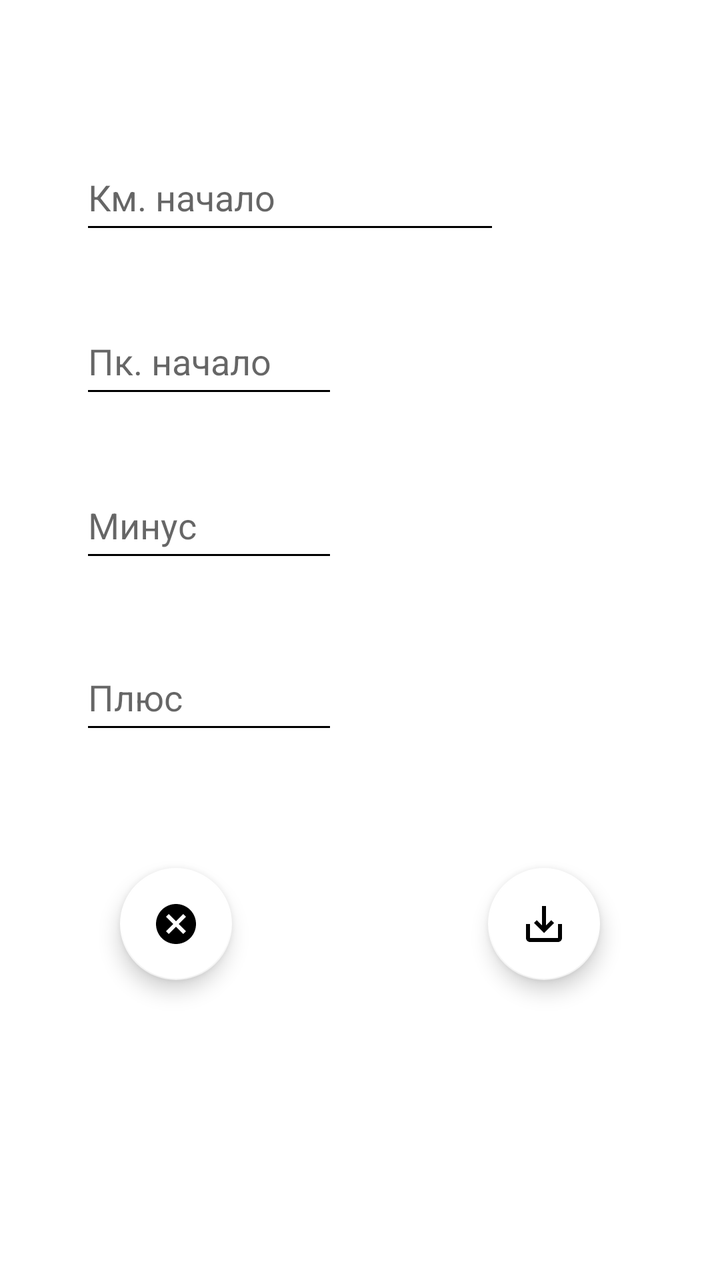
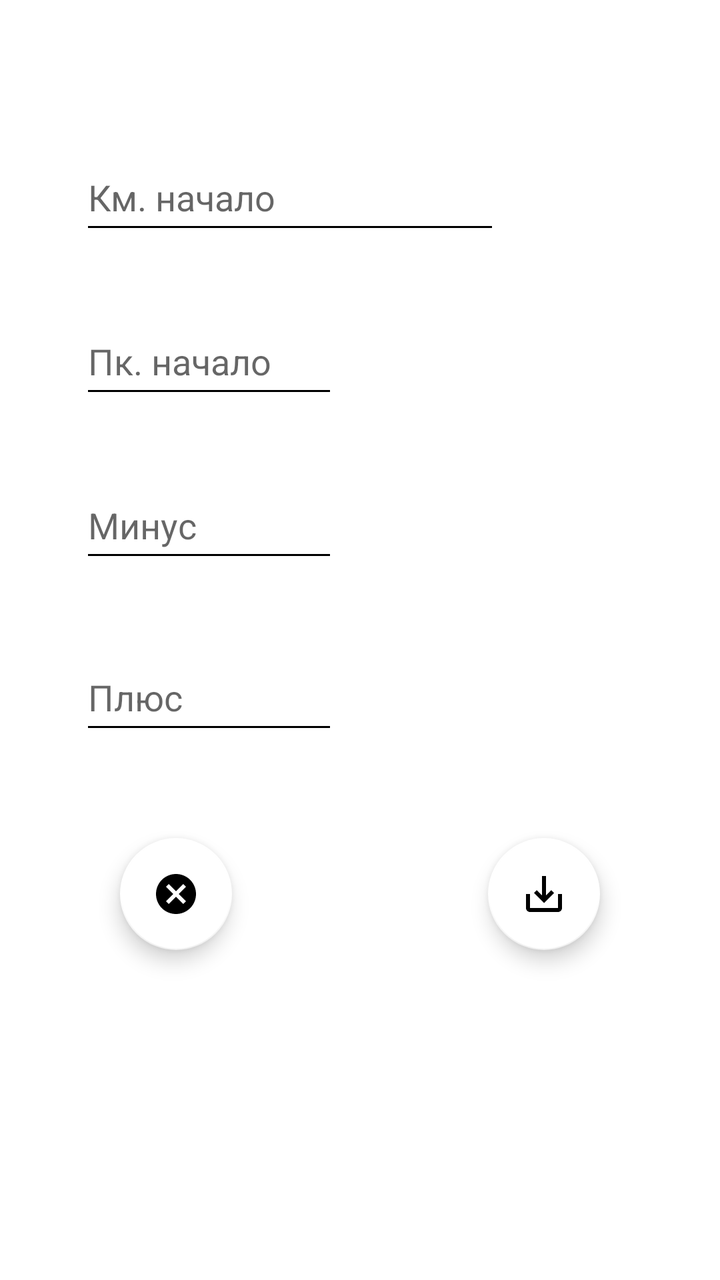

Before-and-after screenshots of an Android layout around one commit, followed by the original layout XML and the change that was made.
<!-- AndroidManifest.xml: application theme Base.Theme.My_Gps_Assistant -->
<!-- res/layout/fragment_add_redacktor_nechet.xml -->
<?xml version="1.0" encoding="utf-8"?>
<androidx.constraintlayout.widget.ConstraintLayout xmlns:android="http://schemas.android.com/apk/res/android"
    xmlns:app="http://schemas.android.com/apk/res-auto"
    xmlns:tools="http://schemas.android.com/tools"
    android:layout_width="match_parent"
    android:layout_height="match_parent"
    android:background="#FFFFFF"
    tools:context=".fragments.nechet.redacktor.add.AddRedacktorFragmentNechet">

    <EditText
        android:id="@+id/ed_minus_redacktor_nechet"
        android:layout_width="129dp"
        android:layout_height="50dp"
        android:layout_marginTop="32dp"
        android:ems="10"
        android:hint="@string/fragment_add_minus_redacktor_nechet"
        android:inputType="number"
        android:textColor="#000000"
        app:layout_constraintEnd_toEndOf="@+id/ed_pk_start_redacktor_nechet"
        app:layout_constraintHorizontal_bias="0.0"
        app:layout_constraintStart_toStartOf="@+id/ed_pk_start_redacktor_nechet"
        app:layout_constraintTop_toBottomOf="@+id/ed_pk_start_redacktor_nechet"
        tools:ignore="Autofill,HardcodedText,TextContrastCheck" />

    <EditText
        android:id="@+id/ed_pk_start_redacktor_nechet"
        android:layout_width="129dp"
        android:layout_height="50dp"
        android:layout_marginTop="32dp"
        android:ems="10"
        android:hint="@string/fragment_add_pk_start_redacktor_nechet"
        android:inputType="number"
        android:maxLength="2"
        android:textColor="#000000"
        app:layout_constraintEnd_toEndOf="@+id/ed_start_redacktor_nechet"
        app:layout_constraintHorizontal_bias="0.0"
        app:layout_constraintStart_toStartOf="@+id/ed_start_redacktor_nechet"
        app:layout_constraintTop_toBottomOf="@+id/ed_start_redacktor_nechet"
        tools:ignore="Autofill,HardcodedText,MissingConstraints,TextContrastCheck" />

    <EditText
        android:id="@+id/ed_start_redacktor_nechet"
        android:layout_width="0dp"
        android:layout_height="50dp"
        android:layout_marginStart="40dp"
        android:layout_marginTop="72dp"
        android:ems="10"
        android:hint="@string/fragment_add_km_start_redacktor_nechet"
        android:importantForAutofill="no"
        android:inputType="number"
        android:maxLength="4"
        android:textColor="#000000"
        app:layout_constraintStart_toStartOf="parent"
        app:layout_constraintTop_toTopOf="parent"
        tools:ignore="HardcodedText,TextContrastCheck" />

    <EditText
        android:id="@+id/ed_plus_redacktor_nechet"
        android:layout_width="129dp"
        android:layout_height="50dp"
        android:layout_marginTop="36dp"
        android:ems="10"
        android:hint="@string/fragment_add_plus_redacktor_nechet"
        android:importantForAutofill="no"
        android:inputType="number"
        android:textColor="#000000"
        app:layout_constraintEnd_toEndOf="@+id/ed_minus_redacktor_nechet"
        app:layout_constraintHorizontal_bias="0.0"
        app:layout_constraintStart_toStartOf="@+id/ed_minus_redacktor_nechet"
        app:layout_constraintTop_toBottomOf="@+id/ed_minus_redacktor_nechet"
        tools:ignore="HardcodedText,MissingConstraints,TextContrastCheck" />

    <com.google.android.material.floatingactionbutton.FloatingActionButton
        android:id="@+id/fb_save_redacktor_nechet"
        android:layout_width="wrap_content"
        android:layout_height="wrap_content"
        android:layout_marginEnd="60dp"
        android:layout_marginBottom="150dp"
        android:clickable="true"
        android:focusable="true"
        android:src="@drawable/is_save_redacktor_nechet"
        app:backgroundTint="@color/white"
        app:layout_constraintBottom_toBottomOf="parent"
        app:layout_constraintEnd_toEndOf="parent"
        tools:ignore="ContentDescription,SpeakableTextPresentCheck" />

    <com.google.android.material.floatingactionbutton.FloatingActionButton
        android:id="@+id/fb_cancel_redacktor_nechet"
        android:layout_width="wrap_content"
        android:layout_height="wrap_content"
        android:layout_marginStart="60dp"
        android:layout_marginBottom="150dp"
        android:clickable="true"
        android:focusable="true"
        android:src="@drawable/is_cancel_redacktor_nechet"
        app:backgroundTint="@color/white"
        app:layout_constraintBottom_toBottomOf="parent"
        app:layout_constraintStart_toStartOf="parent"
        tools:ignore="ContentDescription,SpeakableTextPresentCheck" />
</androidx.constraintlayout.widget.ConstraintLayout>
<!-- resources referenced by this layout -->
<resources>
  <color name="white">#FFFFFFFF</color>
  <!-- drawable is_cancel_redacktor_nechet (drawable) -->
  <vector xmlns:android="http://schemas.android.com/apk/res/android" android:height="24dp" android:tint="#52ED27" android:viewportHeight="24" android:viewportWidth="24" android:width="24dp">
        
      <path android:fillColor="@android:color/white" android:pathData="M12,2C6.47,2 2,6.47 2,12s4.47,10 10,10 10,-4.47 10,-10S17.53,2 12,2zM17,15.59L15.59,17 12,13.41 8.41,17 7,15.59 10.59,12 7,8.41 8.41,7 12,10.59 15.59,7 17,8.41 13.41,12 17,15.59z"/>
      
  </vector>
  <!-- drawable is_save_redacktor_nechet (drawable) -->
  <vector xmlns:android="http://schemas.android.com/apk/res/android" android:height="24dp" android:tint="#52ED27" android:viewportHeight="24" android:viewportWidth="24" android:width="24dp">
        
      <path android:fillColor="@android:color/white" android:pathData="M19,12v7L5,19v-7L3,12v7c0,1.1 0.9,2 2,2h14c1.1,0 2,-0.9 2,-2v-7h-2zM13,12.67l2.59,-2.58L17,11.5l-5,5 -5,-5 1.41,-1.41L11,12.67L11,3h2z"/>
      
  </vector>
  <string name="fragment_add_km_start_redacktor_nechet">Км. начало</string>
  <string name="fragment_add_minus_redacktor_nechet">Минус</string>
  <string name="fragment_add_pk_start_redacktor_nechet">Пк. начало</string>
  <string name="fragment_add_plus_redacktor_nechet">Плюс</string>
  <style name="Base.Theme.My_Gps_Assistant" parent="Theme.MaterialComponents.Light.NoActionBar">
          
          <item name="colorPrimary">@color/black</item>
          <item name="colorPrimaryVariant">@color/lavender</item>
          <item name="colorOnPrimary">@color/white</item>
  
          <item name="colorSecondary">@color/teal_200</item>
          <item name="colorSecondaryVariant">@color/teal_700</item>
          <item name="colorOnSecondary">@color/black</item>
  
          <item name="android:statusBarColor">@color/lavender</item>
  
  
          <item name="android:windowFullscreen">true</item>
  
          <item name="android:textColorPrimary">@color/black</item>
          <item name="android:textColorSecondary">@color/black</item>
          <item name="android:textColorTertiary">@color/black</item>
  
  
  
  
  
  
  
      </style>
  <color name="black">#FF000000</color>
  <color name="lavender">#8692f7</color>
  <color name="teal_200">#D58DD5</color>
  <color name="teal_700">#00C2EF</color>
</resources>

<!-- the commit's change to res/layout/fragment_add_redacktor_nechet.xml (unified diff, before → after) -->
@@ -75,7 +75,7 @@
         android:layout_width="wrap_content"
         android:layout_height="wrap_content"
         android:layout_marginEnd="60dp"
-        android:layout_marginBottom="150dp"
+        android:layout_marginBottom="165dp"
         android:clickable="true"
         android:focusable="true"
         android:src="@drawable/is_save_redacktor_nechet"
@@ -89,7 +89,7 @@
         android:layout_width="wrap_content"
         android:layout_height="wrap_content"
         android:layout_marginStart="60dp"
-        android:layout_marginBottom="150dp"
+        android:layout_marginBottom="165dp"
         android:clickable="true"
         android:focusable="true"
         android:src="@drawable/is_cancel_redacktor_nechet"
